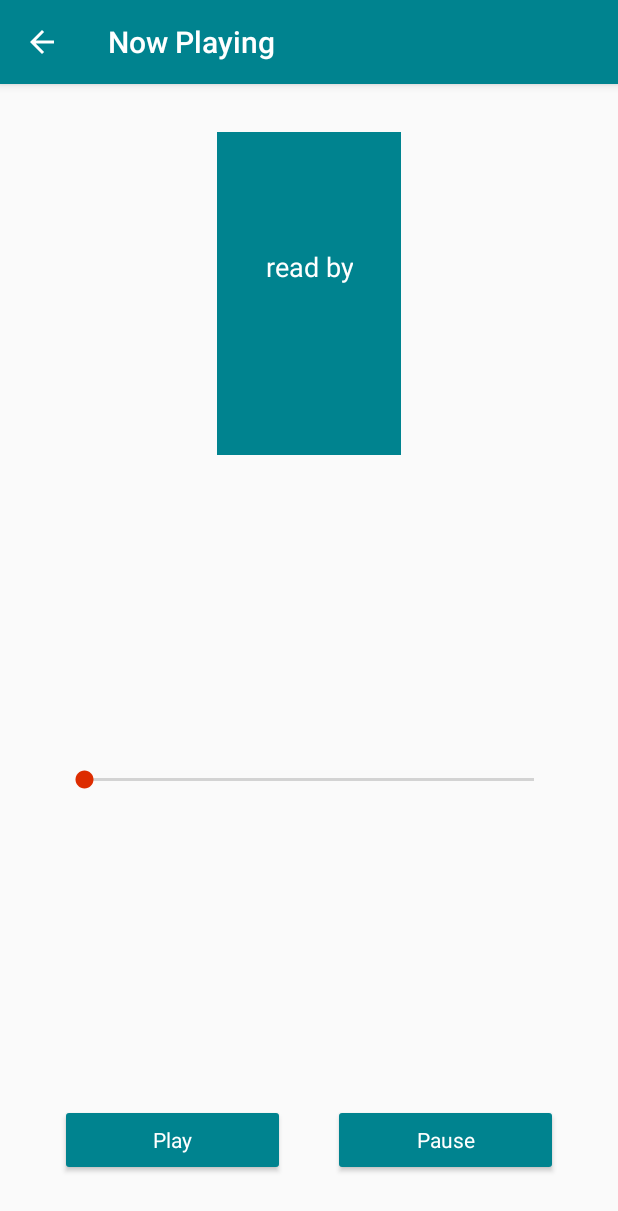
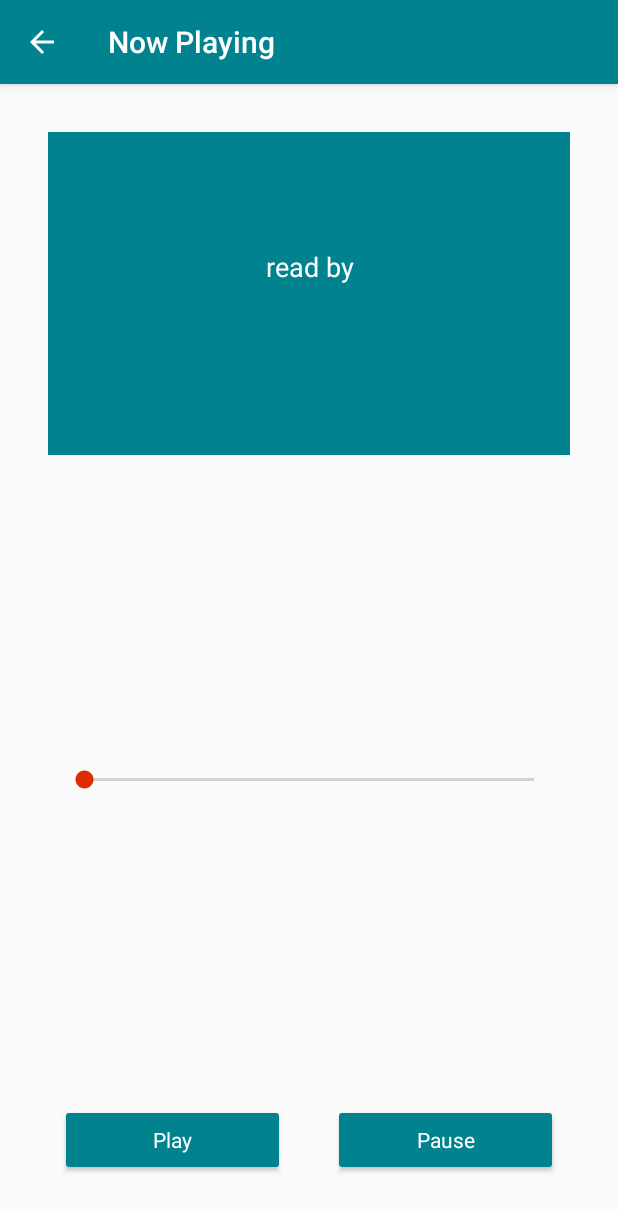
Before and after one commit to Clacli/ListenToAStory, an Android app: the NowPlayingActivity screen opened directly, with no data from a screen before it, on a phone screen of 412 x 824 dp. Shown: the top 1211 px of the screen. Run offline under Robolectric (Android 15) with nearby library versions, the phone set to English and light mode, and no system bars.

Commit message:
Add landscape version for activity_nowplaying layout

```diff
--- a/app/src/main/res/layout-land/activity_main.xml
+++ b/app/src/main/res/layout-land/activity_main.xml
@@ -37,9 +37,7 @@
         android:orientation="vertical">
 
         <FrameLayout
-            android:layout_width="match_parent"
-            android:layout_height="0dp"
-            android:layout_weight="1"
+            style="@style/FrameLayoutStyle"
             android:background="@color/library_list_item">
 
             <TextView
@@ -52,9 +50,7 @@
         </FrameLayout>
 
         <FrameLayout
-            android:layout_width="match_parent"
-            android:layout_height="0dp"
-            android:layout_weight="1"
+            style="@style/FrameLayoutStyle"
             android:background="@color/info_on_resource_provider">
 
             <TextView
@@ -67,9 +63,7 @@
         </FrameLayout>
 
         <FrameLayout
-            android:layout_width="match_parent"
-            android:layout_height="0dp"
-            android:layout_weight="1"
+            style="@style/FrameLayoutStyle"
             android:background="@color/web_search">
 
             <TextView
@@ -82,9 +76,7 @@
         </FrameLayout>
 
         <FrameLayout
-            android:layout_width="match_parent"
-            android:layout_height="0dp"
-            android:layout_weight="1"
+            style="@style/FrameLayoutStyle"
             android:background="@color/info_on_author">
 
             <TextView
--- /dev/null
+++ b/app/src/main/res/layout-land/activity_now_playing.xml
@@ -0,0 +1,90 @@
+<?xml version="1.0" encoding="utf-8"?>
+<LinearLayout xmlns:android="http://schemas.android.com/apk/res/android"
+    xmlns:tools="http://schemas.android.com/tools"
+    android:layout_width="match_parent"
+    android:layout_height="match_parent"
+    android:orientation="vertical"
+    android:padding="@dimen/land_now_playing_root_view_padding"
+    tools:context=".NowPlayingActivity">
+
+    <LinearLayout
+        android:id="@+id/mediaplayer_title_viewgroup"
+        android:layout_width="match_parent"
+        android:layout_height="0dp"
+        android:layout_weight="1"
+        android:background="@color/colorPrimary"
+        android:orientation="vertical"
+        android:padding="@dimen/land_fable_title_container_padding">
+
+        <TextView
+            android:id="@+id/title_of_the_fable"
+            android:layout_width="match_parent"
+            android:layout_height="0dp"
+            android:layout_weight="1"
+            android:gravity="center"
+            android:textAppearance="?android:textAppearanceLarge"
+            android:textColor="@android:color/white"
+            android:textStyle="bold" />
+
+        <TextView
+            android:layout_width="match_parent"
+            android:layout_height="wrap_content"
+            android:gravity="center"
+            android:text="@string/read_by"
+            android:textAppearance="?android:textAppearanceSmall"
+            android:textColor="@android:color/white" />
+
+        <TextView
+            android:id="@+id/name_of_the_reader"
+            android:layout_width="match_parent"
+            android:layout_height="0dp"
+            android:layout_weight="1"
+            android:gravity="center"
+            android:textAppearance="?android:textAppearanceMedium"
+            android:textColor="@android:color/white" />
+
+        <TextView
+            android:id="@+id/title_of_the_book"
+            android:layout_width="match_parent"
+            android:layout_height="0dp"
+            android:layout_weight="1"
+            android:gravity="center"
+            android:textAppearance="?android:textAppearanceMedium"
+            android:textColor="@android:color/white" />
+
+    </LinearLayout>
+
+    <SeekBar
+        android:id="@+id/seekbar"
+        android:layout_width="match_parent"
+        android:layout_height="@dimen/seekbar_height"
+        android:layout_marginBottom="@dimen/seekbar_vertical_margin"
+        android:layout_marginEnd="@dimen/seekbar_horizontal_margin"
+        android:layout_marginLeft="@dimen/seekbar_horizontal_margin"
+        android:layout_marginRight="@dimen/seekbar_horizontal_margin"
+        android:layout_marginStart="@dimen/seekbar_horizontal_margin"
+        android:layout_marginTop="@dimen/seekbar_vertical_margin" />
+
+    <LinearLayout
+        android:id="@+id/button_container"
+        android:layout_width="match_parent"
+        android:layout_height="wrap_content"
+        android:orientation="horizontal">
+
+        <Button
+            android:id="@+id/play_button"
+            style="@style/MediaPlayerButtonStyle"
+            android:layout_marginEnd="@dimen/button_horizontal_margin"
+            android:layout_marginRight="@dimen/button_horizontal_margin"
+            android:text="@string/play" />
+
+        <Button
+            android:id="@+id/pause_button"
+            style="@style/MediaPlayerButtonStyle"
+            android:layout_marginLeft="@dimen/button_horizontal_margin"
+            android:layout_marginStart="@dimen/button_horizontal_margin"
+            android:text="@string/pause" />
+
+    </LinearLayout>
+
+</LinearLayout>
--- a/app/src/main/res/layout/activity_main.xml
+++ b/app/src/main/res/layout/activity_main.xml
@@ -23,9 +23,7 @@
         android:text="@string/editor" />
 
     <FrameLayout
-        android:layout_width="match_parent"
-        android:layout_height="0dp"
-        android:layout_weight="1"
+        style="@style/FrameLayoutStyle"
         android:background="@color/library_list_item">
 
         <TextView
@@ -38,9 +36,7 @@
     </FrameLayout>
 
     <FrameLayout
-        android:layout_width="match_parent"
-        android:layout_height="0dp"
-        android:layout_weight="1"
+        style="@style/FrameLayoutStyle"
         android:background="@color/info_on_resource_provider">
 
         <TextView
@@ -53,9 +49,7 @@
     </FrameLayout>
 
     <FrameLayout
-        android:layout_width="match_parent"
-        android:layout_height="0dp"
-        android:layout_weight="1"
+        style="@style/FrameLayoutStyle"
         android:background="@color/web_search">
 
         <TextView
@@ -68,9 +62,7 @@
     </FrameLayout>
 
     <FrameLayout
-        android:layout_width="match_parent"
-        android:layout_height="0dp"
-        android:layout_weight="1"
+        style="@style/FrameLayoutStyle"
         android:background="@color/info_on_author">
 
         <TextView
--- a/app/src/main/res/layout/activity_now_playing.xml
+++ b/app/src/main/res/layout/activity_now_playing.xml
@@ -5,16 +5,16 @@
     android:layout_width="match_parent"
     android:layout_height="match_parent"
     android:orientation="vertical"
-    android:padding="@dimen/now_playing_root_view_padding"
+    android:padding="@dimen/port_now_playing_root_view_padding"
     tools:context=".NowPlayingActivity">
 
     <LinearLayout
         android:id="@+id/mediaplayer_title_viewgroup"
-        android:layout_width="wrap_content"
+        android:layout_width="match_parent"
         android:layout_height="wrap_content"
         android:background="@color/colorPrimary"
         android:orientation="vertical"
-        android:padding="@dimen/fable_title_container_padding"
+        android:padding="@dimen/port_fable_title_container_padding"
         app:layout_constraintEnd_toEndOf="parent"
         app:layout_constraintStart_toStartOf="parent"
         app:layout_constraintTop_toTopOf="parent">
--- a/app/src/main/res/values/dimens.xml
+++ b/app/src/main/res/values/dimens.xml
@@ -4,9 +4,9 @@
     <dimen name="button_width">0dp</dimen>
     <dimen name="button_horizontal_margin">16dp</dimen>
     <dimen name="height_of_book_title_text_views_main">0dp</dimen>
-    <dimen name="now_playing_root_view_padding">32dp</dimen>
+    <dimen name="port_now_playing_root_view_padding">32dp</dimen>
     <dimen name="library_title_container_vertical_spacing">8dp</dimen>
-    <dimen name="fable_title_container_padding">16dp</dimen>
+    <dimen name="port_fable_title_container_padding">16dp</dimen>
     <dimen name="fable_title_horizontal_padding">16dp</dimen>
     <dimen name="fable_title_vertical_space_external">16dp</dimen>
     <dimen name="fable_title_vertical_spacing">8dp</dimen>
@@ -15,4 +15,6 @@
     <dimen name="seekbar_horizontal_margin">8dp</dimen>
     <dimen name="button_container_vertical_margiin">8dp</dimen>
     <dimen name="button_container_horizontal_margin">8dp</dimen>
+    <dimen name="land_now_playing_root_view_padding">16dp</dimen>
+    <dimen name="land_fable_title_container_padding">8dp</dimen>
 </resources>
--- a/app/src/main/res/values/styles.xml
+++ b/app/src/main/res/values/styles.xml
@@ -30,6 +30,13 @@
     </style>
 
     <!-- Main Action Option TextView Style -->
+    <style name="FrameLayoutStyle">
+        <item name="android:layout_width">match_parent</item>
+        <item name="android:layout_height">0dp</item>
+        <item name="android:layout_weight">1</item>
+    </style>
+
+    <!-- Main Action Option TextView Style -->
     <style name="ActionTextViewStyle">
         <item name="android:layout_width">match_parent</item>
         <item name="android:layout_height">match_parent</item>
```
